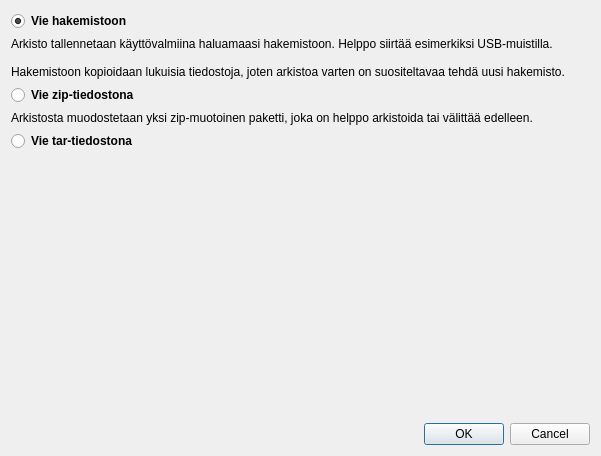
This is kitupiikki/arkisto/arkistonvienti.ui in artoh/kitupiikki as Qt 5 draws it before an edit. The edited form follows.
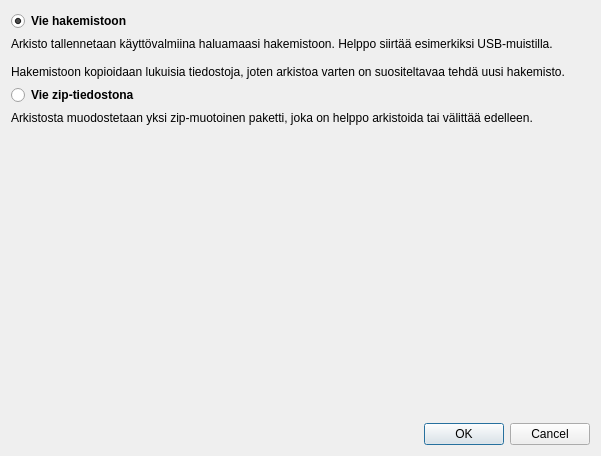
This is the edited form. Icons and pictures are not drawn.

The edit to the form file:
```diff
--- a/kitupiikki/arkisto/arkistonvienti.ui
+++ b/kitupiikki/arkisto/arkistonvienti.ui
@@ -83,23 +83,6 @@
      </property>
     </widget>
    </item>
-   <item>
-    <widget class="QRadioButton" name="tarRadio">
-     <property name="font">
-      <font>
-       <weight>75</weight>
-       <bold>true</bold>
-      </font>
-     </property>
-     <property name="text">
-      <string>Vie tar-tiedostona</string>
-     </property>
-     <property name="icon">
-      <iconset resource="../pic/pic.qrc">
-       <normaloff>:/pic/paketti.png</normaloff>:/pic/paketti.png</iconset>
-     </property>
-    </widget>
-   </item>
    <item>
     <spacer name="verticalSpacer">
      <property name="orientation">
```
